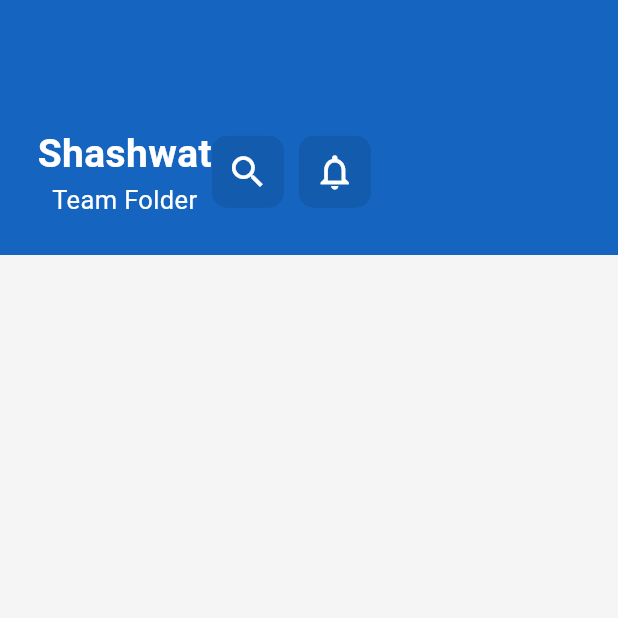
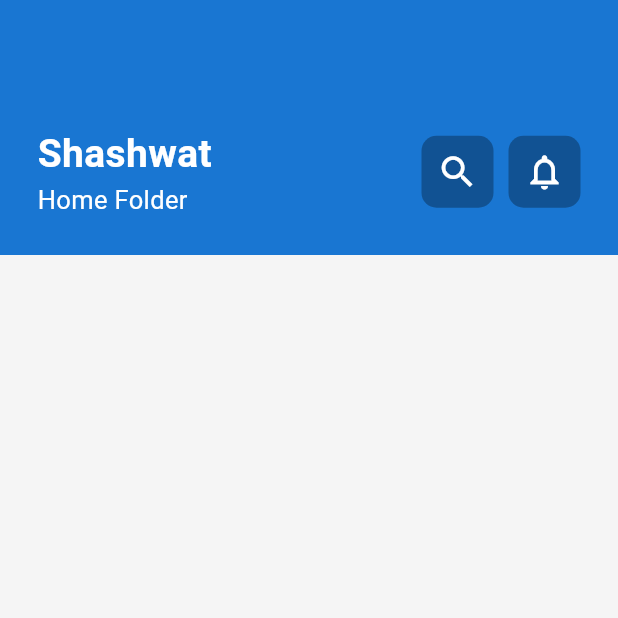
Before and after one commit to shashwat-naik/DockIt, a Flutter app: the screen it shows after launch, on a phone screen of 412 x 824 dp, the top half of it. Run offline on Flutter 3.47's test engine with Material 3 defaults, Android fonts, the phone set to English and light mode, and no system bars.

Commit message:
Header Section

```diff
--- a/lib/pages/team_folder.dart
+++ b/lib/pages/team_folder.dart
@@ -18,11 +18,13 @@ class _TeamFolderPageState extends State<TeamFolderPage> {
             padding: EdgeInsets.symmetric(vertical: 25, horizontal: 25),
             alignment: Alignment.bottomCenter,
             height: 170,
-            decoration: BoxDecoration(color: Colors.blue.shade800),
+            decoration: BoxDecoration(color: Colors.blue.shade700),
             child: Row(
+              mainAxisAlignment: MainAxisAlignment.spaceBetween,
               children: [
                 Column(
                   mainAxisSize: MainAxisSize.min,
+                  crossAxisAlignment: CrossAxisAlignment.start,
                   children: [
                     Text(
                       "Shashwat",
@@ -32,7 +34,7 @@ class _TeamFolderPageState extends State<TeamFolderPage> {
                           color: Colors.white),
                     ),
                     Text(
-                      "Team Folder",
+                      "Home Folder",
                       style: TextStyle(fontSize: 17, color: Colors.white),
                     )
                   ],
@@ -42,7 +44,7 @@ class _TeamFolderPageState extends State<TeamFolderPage> {
                     Container(
                       decoration: BoxDecoration(
                           borderRadius: BorderRadius.circular(10),
-                          color: Colors.black.withOpacity(0.1)),
+                          color: Colors.black.withOpacity(0.3)),
                       child: IconButton(
                         icon: Icon(
                           Icons.search,
@@ -56,7 +58,7 @@ class _TeamFolderPageState extends State<TeamFolderPage> {
                     Container(
                       decoration: BoxDecoration(
                           borderRadius: BorderRadius.circular(10),
-                          color: Colors.black.withOpacity(0.1)),
+                          color: Colors.black.withOpacity(0.3)),
                       child: IconButton(
                         icon: Icon(
                           Icons.notifications_none,
```
